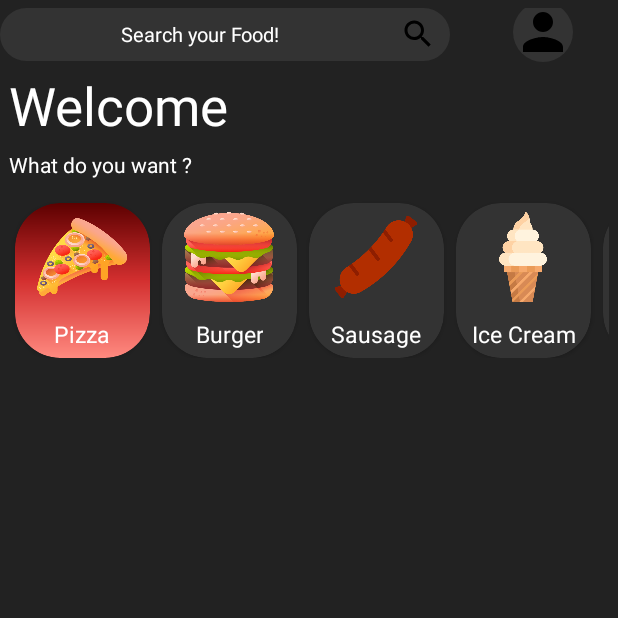
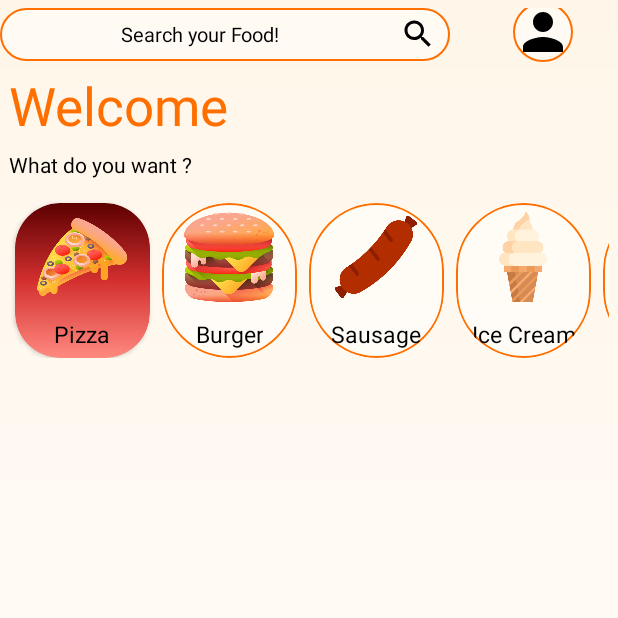
Before and after one commit to noammtran/CrabFoodMine, an Android app: the fragment HomeFragment shown on its own in the app's theme, on a phone screen of 412 x 824 dp, the top half of it. Run offline under Robolectric (Android 15) with nearby library versions, the light colour scheme and no system bars; our stand-ins replace Picasso; pictures from the network do not load; Roboto replaces fonts that are not available here; 2 statements that could not run were skipped.

Commit message:
light mode for home fragment

```diff
--- a/app/src/main/java/vn/edu/usth/crabfood/adapters/HomeHorAdapter.java
+++ b/app/src/main/java/vn/edu/usth/crabfood/adapters/HomeHorAdapter.java
@@ -217,7 +217,7 @@
                 if (row_index == position) {
                     holder.cardView.setBackgroundResource(R.drawable.change_bg);
                 }else {
-                    holder.cardView.setBackgroundResource(R.drawable.default_bg);
+                    holder.cardView.setBackgroundResource(R.drawable.search_bg);
                 }
             }
 
--- /dev/null
+++ b/app/src/main/res/drawable/bg_home_gradient.xml
@@ -0,0 +1,8 @@
+<?xml version="1.0" encoding="utf-8"?>
+<shape xmlns:android="http://schemas.android.com/apk/res/android"
+    android:shape="rectangle">
+    <gradient
+        android:angle="270"
+        android:startColor="@color/ivory_cream"
+        android:endColor="@color/pure_white" />
+</shape>
--- a/app/src/main/res/drawable/default_bg.xml
+++ /dev/null
@@ -1,6 +0,0 @@
-<?xml version="1.0" encoding="utf-8"?>
-<shape xmlns:android="http://schemas.android.com/apk/res/android">
-
-    <solid android:color="@color/gray"/>
-    <corners android:radius="30dp"/>
-</shape>
--- a/app/src/main/res/drawable/round_bg.xml
+++ b/app/src/main/res/drawable/round_bg.xml
@@ -1,8 +1,12 @@
 <?xml version="1.0" encoding="utf-8"?>
 <shape xmlns:android="http://schemas.android.com/apk/res/android">
 
-    <solid android:color="@color/gray"/>
-    <corners android:topRightRadius="50dp"
+    <solid android:color="@color/mediumGray"/>
+    <corners
+        android:topRightRadius="50dp"
         android:topLeftRadius="50dp"/>
+    <stroke
+        android:width="1dp"
+        android:color="@color/amber"/>
 
 </shape>
--- a/app/src/main/res/drawable/search_bg.xml
+++ b/app/src/main/res/drawable/search_bg.xml
@@ -1,6 +1,9 @@
 <?xml version="1.0" encoding="utf-8"?>
 <shape xmlns:android="http://schemas.android.com/apk/res/android">
 
-    <solid android:color="@color/gray"/>
+    <solid android:color="@color/frosted_white"/>
     <corners android:radius="50dp"/>
+    <stroke
+        android:width="1dp"
+        android:color="@color/brand_orange" />
 </shape>
--- a/app/src/main/res/layout/fragment_home.xml
+++ b/app/src/main/res/layout/fragment_home.xml
@@ -4,7 +4,7 @@
     xmlns:tools="http://schemas.android.com/tools"
     android:layout_width="match_parent"
     android:layout_height="match_parent"
-    android:background="@color/mediumGray"
+    android:background="@drawable/bg_home_gradient"
     android:paddingTop="5dp"
     tools:context=".ui.home.HomeFragment">
 
@@ -23,8 +23,8 @@
             android:paddingRight="9dp"
             android:fontFamily="@font/amita"
             android:hint="@string/search_your_food"
-            android:textColor="@color/white"
-            android:textColorHint="@color/white"
+            android:textColor="@color/black"
+            android:textColorHint="@color/black"
             android:textSize="13sp"
             tools:layout_editor_absoluteX="7dp"
             tools:layout_editor_absoluteY="7dp" />
@@ -47,7 +47,7 @@
             android:layout_margin="6dp"
             android:fontFamily="@font/amarante"
             android:text="@string/hello_ali"
-            android:textColor="@color/white"
+            android:textColor="@color/brand_orange"
             android:textSize="35dp"
             app:layout_constraintStart_toStartOf="parent"
             app:layout_constraintTop_toBottomOf="@+id/editText3" />
@@ -60,7 +60,7 @@
             android:layout_marginLeft="6dp"
             android:fontFamily="@font/amita"
             android:text="@string/what_do_you_want"
-            android:textColor="@color/white"
+            android:textColor="@color/black"
             app:layout_constraintStart_toStartOf="parent"
             app:layout_constraintTop_toBottomOf="@+id/textView6" />
 
--- a/app/src/main/res/layout/home_horizontal_item.xml
+++ b/app/src/main/res/layout/home_horizontal_item.xml
@@ -31,7 +31,7 @@
             android:fontFamily="@font/amita"
             android:text="@string/pizza"
             android:textAlignment="center"
-            android:textColor="@color/white"
+            android:textColor="@color/black"
             android:textSize="15sp" />
 
 
--- a/app/src/main/res/layout/home_vertical_item.xml
+++ b/app/src/main/res/layout/home_vertical_item.xml
@@ -43,7 +43,7 @@
                 android:layout_height="wrap_content"
                 android:layout_marginTop="10dp"
                 android:text="@string/product_name"
-                android:textColor="@color/white"
+                android:textColor="@color/brand_orange"
                 android:textSize="18sp"
                 android:textStyle="bold"
                 app:layout_constraintBottom_toBottomOf="parent"
```
